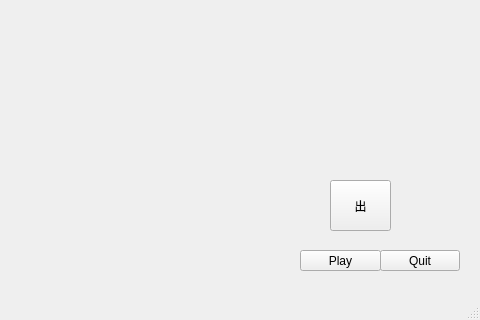
Before: the Qt Designer form mainwindow.ui in hatttoomma/FightTheLandlord, drawn with Qt 5; both pictures show x 320 to 800 and y 280 to 600 of the 800 by 600 pixel window.
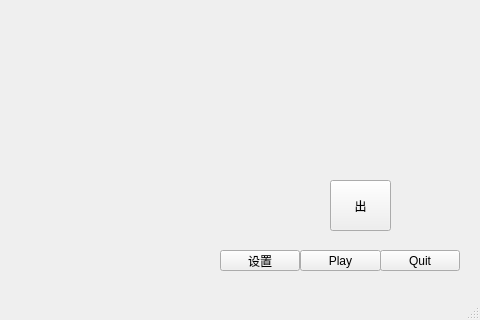
After: the same form once the commit is applied. The open tabs and pages were chosen to show the change.

The edit to the form file:
```diff
--- a/mainwindow.ui
+++ b/mainwindow.ui
@@ -199,6 +199,19 @@
        <string>Quit</string>
       </property>
      </widget>
+     <widget class="QPushButton" name="Button_Settings_1">
+      <property name="geometry">
+       <rect>
+        <x>510</x>
+        <y>510</y>
+        <width>80</width>
+        <height>21</height>
+       </rect>
+      </property>
+      <property name="text">
+       <string>设置</string>
+      </property>
+     </widget>
     </widget>
     <widget class="QWidget" name="page_3">
      <widget class="QLabel" name="label_4">
```
Left out of the diff: 4 changed lines with no effect on the pictures.
